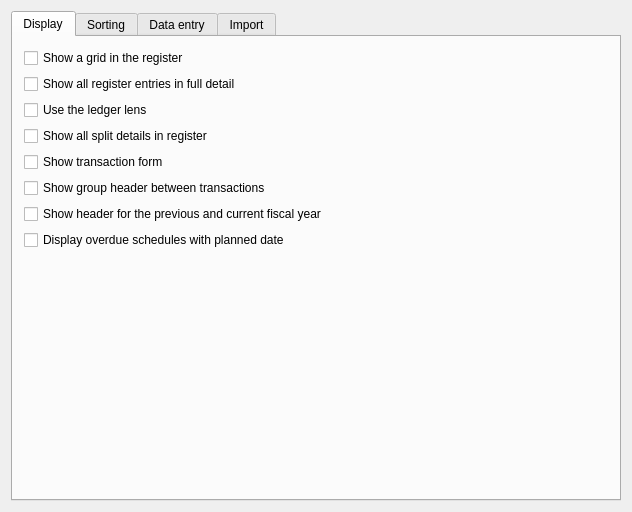
First picture: the form in kmymoney/dialogs/settings/ksettingsregister.ui, repository KDE/kmymoney, before the edit.
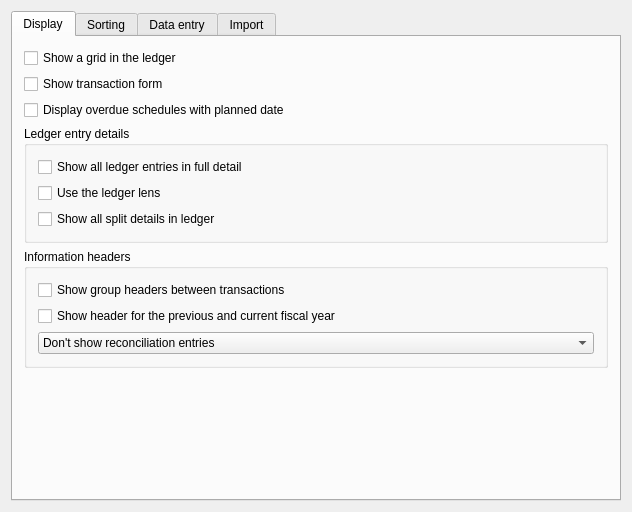
Second picture: the form after the edit. Custom widgets are drawn as their Qt base class.

Commit message:
Implement setting for reconciliation headers
This setting allows to suppress display of all reconciliation headers,
suppress all of them but the last one or to display all available.

FEATURE: 464560

Patch:
```diff
--- a/kmymoney/dialogs/settings/ksettingsregister.ui
+++ b/kmymoney/dialogs/settings/ksettingsregister.ui
@@ -27,17 +27,40 @@
        <item>
         <widget class="QCheckBox" name="kcfg_ShowGrid">
          <property name="text">
-          <string>Show a grid in the register</string>
+          <string>Show a grid in the ledger</string>
          </property>
          <property name="shortcut">
           <string/>
          </property>
         </widget>
        </item>
+       <item>
+        <widget class="QCheckBox" name="kcfg_TransactionForm">
+         <property name="text">
+          <string>Show transaction form</string>
+         </property>
+        </widget>
+       </item>
+       <item>
+        <widget class="QCheckBox" name="kcfg_ShowPlannedScheduleDates">
+         <property name="whatsThis">
+          <string>If a planned transaction is overdue, today's date is used by default as the posting date. With this option, the originally planned date is used instead.</string>
+         </property>
+         <property name="text">
+          <string>Display overdue schedules with planned date</string>
+         </property>
+        </widget>
+       </item>
+       <item>
+        <widget class="QGroupBox" name="groupBox_2">
+         <property name="title">
+          <string>Ledger entry details</string>
+         </property>
+         <layout class="QVBoxLayout" name="verticalLayout_4">
        <item>
         <widget class="QCheckBox" name="kcfg_ShowRegisterDetailed">
          <property name="text">
-          <string>Show all register entries in full detail</string>
+             <string>Show all ledger entries in full detail</string>
          </property>
          <property name="shortcut">
           <string/>
@@ -60,24 +83,26 @@
        <item>
         <widget class="QCheckBox" name="kcfg_ShowAllSplits">
          <property name="text">
-          <string>Show all split details in register</string>
-         </property>
+             <string>Show all split details in ledger</string>
+            </property>
+           </widget>
+          </item>
+         </layout>
         </widget>
        </item>
        <item>
-        <widget class="QCheckBox" name="kcfg_TransactionForm">
-         <property name="text">
-          <string>Show transaction form</string>
+        <widget class="QGroupBox" name="groupBox">
+         <property name="title">
+          <string>Information headers</string>
          </property>
-        </widget>
-       </item>
+         <layout class="QVBoxLayout" name="verticalLayout_3">
        <item>
         <widget class="QCheckBox" name="kcfg_ShowFancyMarker">
          <property name="whatsThis">
           <string>Draws a larger header above each group of transactions. The grouping depends on the current sort order.</string>
          </property>
          <property name="text">
-          <string>Show group header between transactions</string>
+             <string>Show group headers between transactions</string>
          </property>
          <property name="shortcut">
           <string/>
@@ -92,13 +117,25 @@
         </widget>
        </item>
        <item>
-        <widget class="QCheckBox" name="kcfg_ShowPlannedScheduleDates">
-         <property name="whatsThis">
-          <string>If a planned transaction is overdue, today's date is used by default as the posting date. With this option, the originally planned date is used instead.</string>
-         </property>
+           <widget class="QComboBox" name="kcfg_ShowReconciliationMarker">
+            <item>
+             <property name="text">
+              <string>Don't show reconciliation entries</string>
+             </property>
+            </item>
+            <item>
          <property name="text">
-          <string>Display overdue schedules with planned date</string>
-         </property>
+              <string>Show last reconciliation entry with date and balance in ledger</string>
+             </property>
+            </item>
+            <item>
+             <property name="text">
+              <string>Show all reconciliation entries with date and balance in ledger</string>
+             </property>
+            </item>
+           </widget>
+          </item>
+         </layout>
         </widget>
        </item>
        <item>
```
Lines whose indentation alone changed are shown as unchanged. The commit also changes 10 other files.
